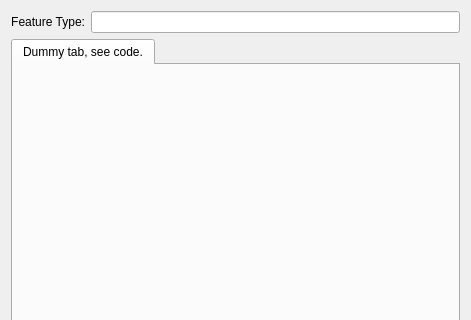
First picture: the form in src/qt-widgets/FeaturePropertiesDialogUi.ui, repository GPlates/GPlates, before the edit; both pictures show x 0 to 471 and y 0 to 320 of the 471 by 600 pixel window.
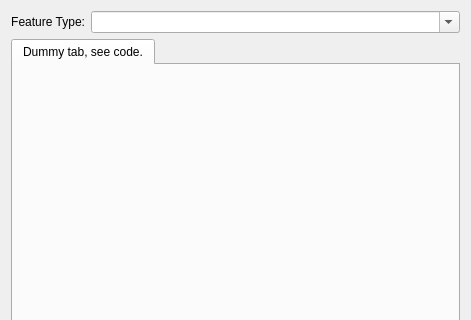
Second picture: the form after the edit. Icons and pictures are not drawn.

Commit message: (trunk) Added the ability for the user to change the feature type of a selected feature in the edit properties dialog.

```diff
--- a/src/qt-widgets/FeaturePropertiesDialogUi.ui
+++ b/src/qt-widgets/FeaturePropertiesDialogUi.ui
@@ -34,8 +34,14 @@
       </widget>
      </item>
      <item>
-      <widget class="QLineEdit" name="lineedit_feature_type">
-       <property name="readOnly">
+      <widget class="QComboBox" name="combobox_feature_type" >
+       <property name="sizePolicy" >
+        <sizepolicy vsizetype="Fixed" hsizetype="Expanding" >
+         <horstretch>0</horstretch>
+         <verstretch>0</verstretch>
+        </sizepolicy>
+       </property>
+       <property name="editable" >
         <bool>true</bool>
        </property>
       </widget>
```
Left out of the diff: 60 changed lines with no effect on the pictures. The commit also changes 5 other files.
